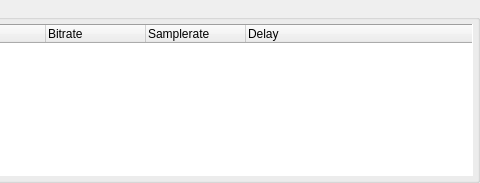
This is branches/remove_qt3_support_branch/ui/audiofilelistwidget.ui in BackupTheBerlios/ttcut-svn as Qt 5 draws it before an edit; both pictures show x 306 to 786 and y 0 to 183 of the 786 by 183 pixel window. The edited form follows.
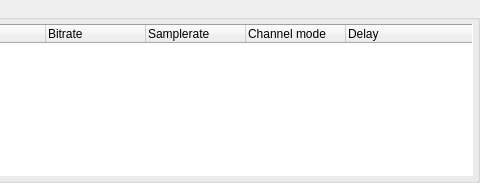
This is the edited form. Icons and pictures are not drawn.

Diff of the .ui file:
```diff
--- a/branches/remove_qt3_support_branch/ui/audiofilelistwidget.ui
+++ b/branches/remove_qt3_support_branch/ui/audiofilelistwidget.ui
@@ -182,7 +182,7 @@
          <bool>false</bool>
         </property>
         <property name="columnCount" >
-         <number>6</number>
+         <number>7</number>
         </property>
         <property name="sortingEnabled" >
          <bool>false</bool>
@@ -212,6 +212,11 @@
           <string>Samplerate</string>
          </property>
         </column>
+        <column>
+         <property name="text" >
+          <string>Channel mode</string>
+         </property>
+        </column>
         <column>
          <property name="text" >
           <string>Delay</string>
```
